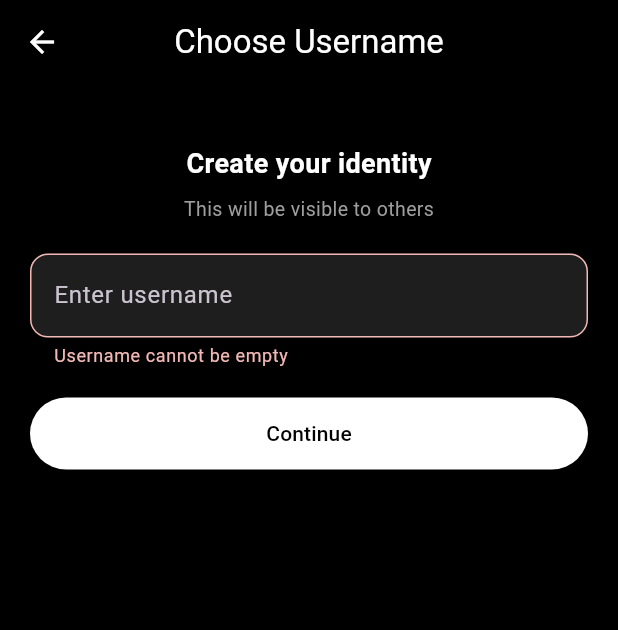
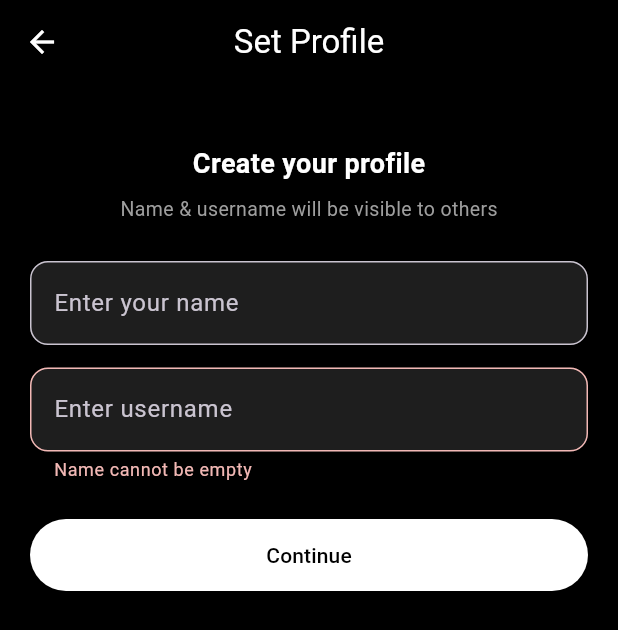
Before and after one commit to lordluci4er/Narada-Link, a Flutter app: the UsernameScreen screen opened directly with empty values, after a tap on "Continue", on a phone screen of 412 x 824 dp. Shown: the top 630 px of the screen. Run offline on Flutter 3.47's test engine with Material 3 defaults, Android fonts, the phone set to English and light mode, and no system bars; our stand-ins replace firebase_auth, firebase_core, firebase_messaging, google_sign_in, shared_preferences, socket_io_client; accounts and stored records are empty.

Commit message:
🔥 Updated search UI: name + username, removed email

```diff
--- a/narada_link/lib/screens/username_screen.dart
+++ b/narada_link/lib/screens/username_screen.dart
@@ -4,37 +4,52 @@ import 'main_screen.dart';
 
 class UsernameScreen extends StatefulWidget {
   final String jwt;
-  const UsernameScreen({super.key, required this.jwt});
+
+  const UsernameScreen({
+    super.key,
+    required this.jwt,
+  });
 
   @override
   State<UsernameScreen> createState() => _UsernameScreenState();
 }
 
 class _UsernameScreenState extends State<UsernameScreen> {
-  final controller = TextEditingController();
+  final nameController = TextEditingController();
+  final usernameController = TextEditingController();
+
   String error = "";
   bool loading = false;
 
   @override
   void dispose() {
-    controller.dispose(); // 🔥 memory safe
+    nameController.dispose();
+    usernameController.dispose();
     super.dispose();
   }
 
   void submit() async {
-    final username = controller.text.trim();
+    final name = nameController.text.trim();
+    final username = usernameController.text.trim();
+
+    /// 🔥 VALIDATION
+    if (name.isEmpty) {
+      setState(() => error = "Name cannot be empty");
+      return;
+    }
+
+    if (name.length < 2) {
+      setState(() => error = "Enter a valid name");
+      return;
+    }
 
     if (username.isEmpty) {
-      setState(() {
-        error = "Username cannot be empty";
-      });
+      setState(() => error = "Username cannot be empty");
       return;
     }
 
     if (username.length < 3) {
-      setState(() {
-        error = "Minimum 3 characters required";
-      });
+      setState(() => error = "Username must be at least 3 characters");
       return;
     }
 
@@ -43,15 +58,21 @@ class _UsernameScreenState extends State<UsernameScreen> {
       error = "";
     });
 
-    final res = await ApiService.setUsername(username, widget.jwt);
+    /// 🔥 API CALLS
+    final nameSuccess =
+        await ApiService.setName(name, widget.jwt);
 
-    if (!mounted) return; // 🔥 safety
+    final userRes =
+        await ApiService.setUsername(username, widget.jwt);
+
+    if (!mounted) return;
 
     setState(() {
       loading = false;
     });
 
-    if (res != null) {
+    /// ✅ SUCCESS
+    if (nameSuccess && userRes != null) {
       Navigator.pushReplacement(
         context,
         MaterialPageRoute(
@@ -60,7 +81,7 @@ class _UsernameScreenState extends State<UsernameScreen> {
       );
     } else {
       setState(() {
-        error = "Username already taken or invalid";
+        error = "Username taken or something went wrong";
       });
     }
   }
@@ -71,7 +92,7 @@ class _UsernameScreenState extends State<UsernameScreen> {
       resizeToAvoidBottomInset: true,
 
       appBar: AppBar(
-        title: const Text("Choose Username"),
+        title: const Text("Set Profile"),
         centerTitle: true,
       ),
 
@@ -81,9 +102,9 @@ class _UsernameScreenState extends State<UsernameScreen> {
           children: [
             const SizedBox(height: 20),
 
-            // 🔥 Title
+            /// 🔥 TITLE
             const Text(
-              "Create your identity",
+              "Create your profile",
               style: TextStyle(
                 fontSize: 18,
                 fontWeight: FontWeight.w600,
@@ -93,18 +114,32 @@ class _UsernameScreenState extends State<UsernameScreen> {
             const SizedBox(height: 8),
 
             const Text(
-              "This will be visible to others",
+              "Name & username will be visible to others",
               style: TextStyle(
                 color: Colors.grey,
                 fontSize: 13,
               ),
             ),
 
-            const SizedBox(height: 20),
+            const SizedBox(height: 25),
 
-            // 🔥 Input
+            /// 🔥 NAME INPUT
             TextField(
-              controller: controller,
+              controller: nameController,
+              textInputAction: TextInputAction.next,
+              decoration: InputDecoration(
+                hintText: "Enter your name",
+                border: OutlineInputBorder(
+                  borderRadius: BorderRadius.circular(12),
+                ),
+              ),
+            ),
+
+            const SizedBox(height: 15),
+
+            /// 🔥 USERNAME INPUT
+            TextField(
+              controller: usernameController,
               textInputAction: TextInputAction.done,
               onSubmitted: (_) => submit(),
               decoration: InputDecoration(
@@ -116,9 +151,9 @@ class _UsernameScreenState extends State<UsernameScreen> {
               ),
             ),
 
-            const SizedBox(height: 20),
+            const SizedBox(height: 25),
 
-            // 🔥 Button
+            /// 🔥 BUTTON
             SizedBox(
               width: double.infinity,
               child: ElevatedButton(
```
Also changed, not shown: narada_link/lib/screens/search_screen.dart (+49 -27 lines), narada_link/lib/services/api_service.dart (+20 -2 lines), 3 other files.
